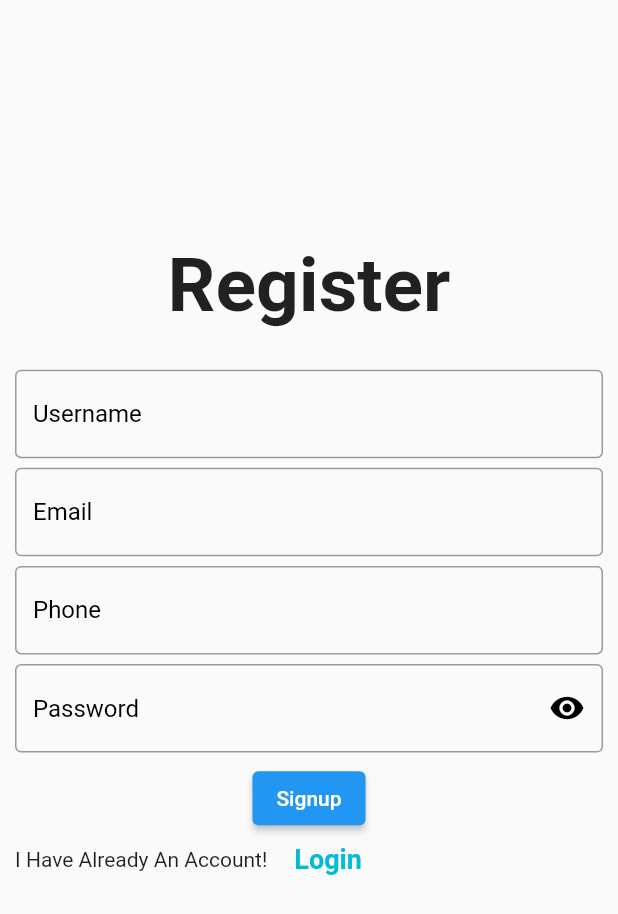
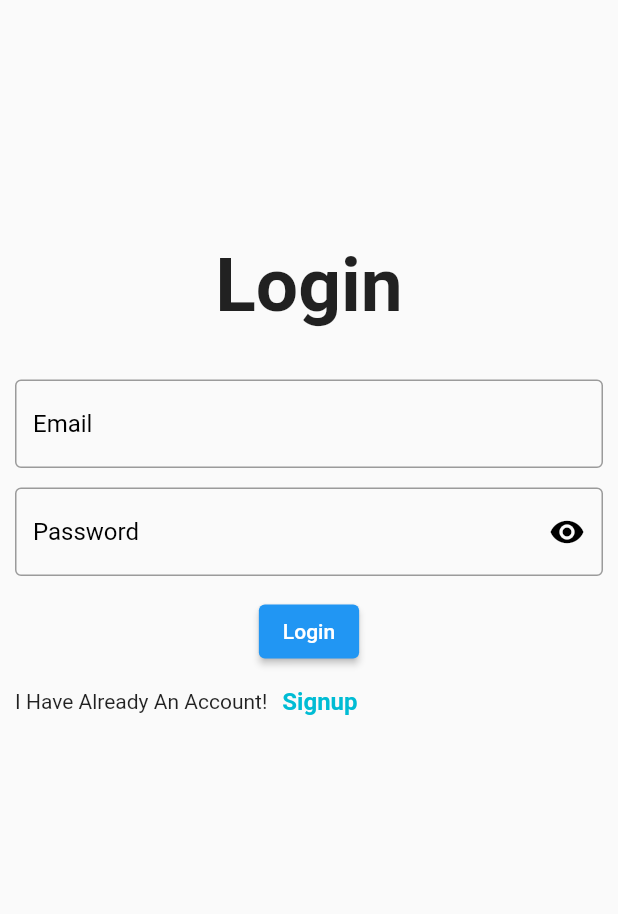
Before and after one commit to Ha1103/Shop_Online, a Flutter app: the screen it shows after launch, on a phone screen of 412 x 824 dp. Shown: the top 914 px of the screen. Run offline on Flutter 3.47's test engine with Material 2 defaults, Android fonts, the phone set to English and light mode, and no system bars.

Commit message:
validation Login

```diff
--- a/lib/main.dart
+++ b/lib/main.dart
@@ -1,5 +1,5 @@
 import 'package:flutter/material.dart';
-import 'package:shoponline/screens/signup_screens.dart';
+import 'package:shoponline/screens/login_screen.dart';
 
 void main() {
   runApp(const MyApp());
@@ -19,7 +19,7 @@ class MyApp extends StatelessWidget {
           backgroundColor: Colors.orange,
         ),
       ),
-      home: Signup(),
+      home: Login(),
     );
   }
 }
--- a/lib/screens/login_screen.dart
+++ b/lib/screens/login_screen.dart
@@ -0,0 +1,159 @@
+import 'package:flutter/material.dart';
+import 'package:shoponline/screens/signup_screens.dart';
+
+class Login extends StatefulWidget {
+  @override
+  _LoginState createState() => _LoginState();
+}
+
+final GlobalKey<FormState> _formkey = GlobalKey<FormState>();
+String p =
+    r'^(([^<>()[\]\\.,;:\s@\"]+(\.[^<>()[\]\\.,;:\s@\"]+)*)|(\".+\"))@((\[[0-9]{1,3}\.[0-9]{1,3}\.[0-9]{1,3}\.[0-9]{1,3}\])|(([a-zA-Z\-0-9]+\.)+[a-zA-Z]{2,}))$';
+
+RegExp regExp = new RegExp(p);
+bool obserText = true;
+
+class _LoginState extends State<Login> {
+  void validator() {
+    final FormState? _form = _formkey.currentState;
+    if (_form != null && _form.validate()) {
+      print("Yes");
+    } else {
+      print("No");
+    }
+  }
+
+  @override
+  Widget build(BuildContext context) {
+    return Scaffold(
+      resizeToAvoidBottomInset: false,
+      body: SafeArea(
+        child: ConstrainedBox(
+          constraints: BoxConstraints(minHeight: 200.0),
+          child: Form(
+            key: _formkey,
+            child: Column(
+              children: <Widget>[
+                Container(
+                  height: 220,
+                  width: double.infinity,
+                  child: Column(
+                    mainAxisAlignment: MainAxisAlignment.end,
+                    children: <Widget>[
+                      Text(
+                        'Login',
+                        style: TextStyle(
+                          fontSize: 50,
+                          fontWeight: FontWeight.bold,
+                        ),
+                      )
+                    ],
+                  ),
+                ),
+                SizedBox(
+                  height: 20,
+                ),
+                Container(
+                  height: 250,
+                  margin: EdgeInsets.symmetric(horizontal: 10),
+                  width: double.infinity,
+                  child: Column(
+                    mainAxisAlignment: MainAxisAlignment.spaceEvenly,
+                    children: <Widget>[
+                      TextFormField(
+                        validator: (value) {
+                          if (value == null || value.isEmpty) {
+                            // Kiểm tra null và chuỗi rỗng
+                            return "Please Fill Email";
+                          } else if (!regExp.hasMatch(value)) {
+                            return "Email Is Invaild";
+                          }
+                          return "";
+                        },
+                        decoration: InputDecoration(
+                          hintText: "Email",
+                          hintStyle: TextStyle(
+                            color: Colors.black,
+                          ),
+                          border: OutlineInputBorder(),
+                        ),
+                      ),
+                      TextFormField(
+                        obscureText: obserText,
+                        validator: (value) {
+                          if (value == "") {
+                            return "Please Fill Password";
+                          } else if (value!.length < 8) {
+                            return "Password Is Too Short";
+                          }
+                          return "";
+                        },
+                        decoration: InputDecoration(
+                          hintText: "Password",
+                          suffixIcon: GestureDetector(
+                            onTap: () {
+                              setState(() {
+                                obserText = !obserText;
+                              });
+                              FocusScope.of(context).unfocus();
+                            },
+                            child: Icon(
+                              obserText == true
+                                  ? Icons.visibility
+                                  : Icons.visibility_off,
+                              color: Colors.black,
+                            ),
+                          ),
+                          hintStyle: TextStyle(
+                            color: Colors.black,
+                          ),
+                          border: OutlineInputBorder(),
+                        ),
+                      ),
+                      Align(
+                        alignment: Alignment.center,
+                        child: ElevatedButton(
+                            onPressed: () {
+                              validator();
+                              // Navigator.push(
+                              //     context,
+                              //     MaterialPageRoute(
+                              //         builder: (context) => const ));
+                            },
+                            child: const Text('Login')),
+                      ),
+                      Row(
+                        children: <Widget>[
+                          Text('I Have Already An Account!'),
+                          SizedBox(
+                            width: 10,
+                          ),
+                          GestureDetector(
+                            onTap: () {
+                              Navigator.push(
+                                  context,
+                                  MaterialPageRoute(
+                                      builder: (context) => Signup()));
+                            },
+                            child: Text(
+                              'Signup',
+                              style: TextStyle(
+                                color: Colors.cyan,
+                                fontSize: 16,
+                                fontWeight: FontWeight.bold,
+                              ),
+                            ),
+                          ),
+                        ],
+                      ),
+                    ],
+                  ),
+                ),
+              ],
+            ),
+          ),
+        ),
+      ),
+    );
+  }
+}
```
Also changed, not shown: lib/screens/signup_screens.dart (+7 -0 lines), lib/widgets/mybutton.dart (added).
